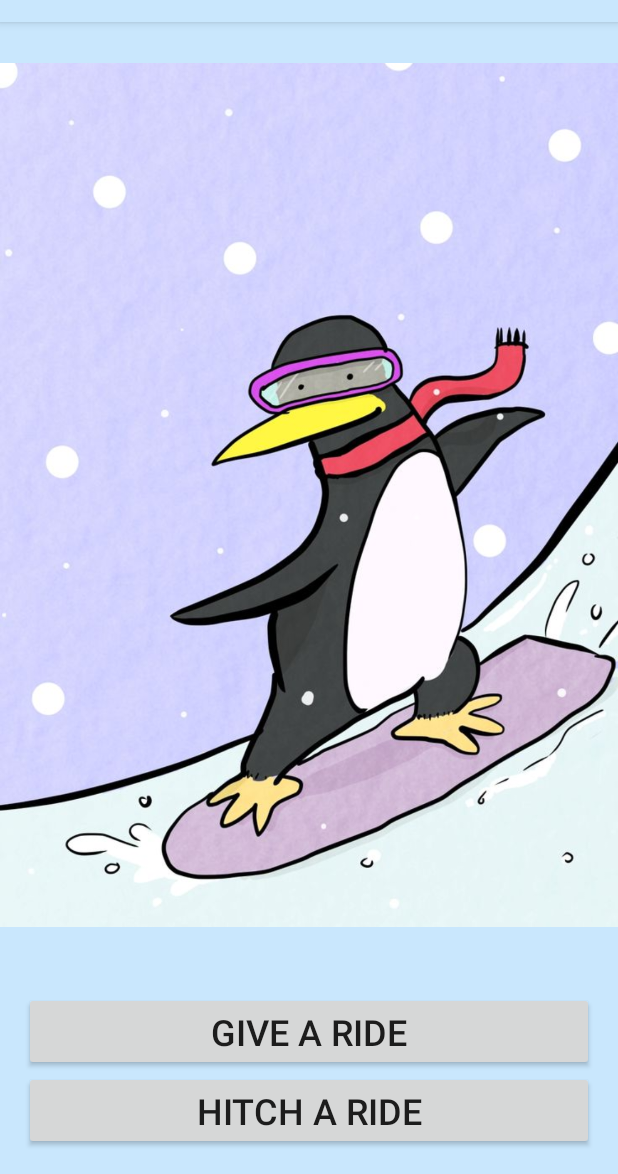
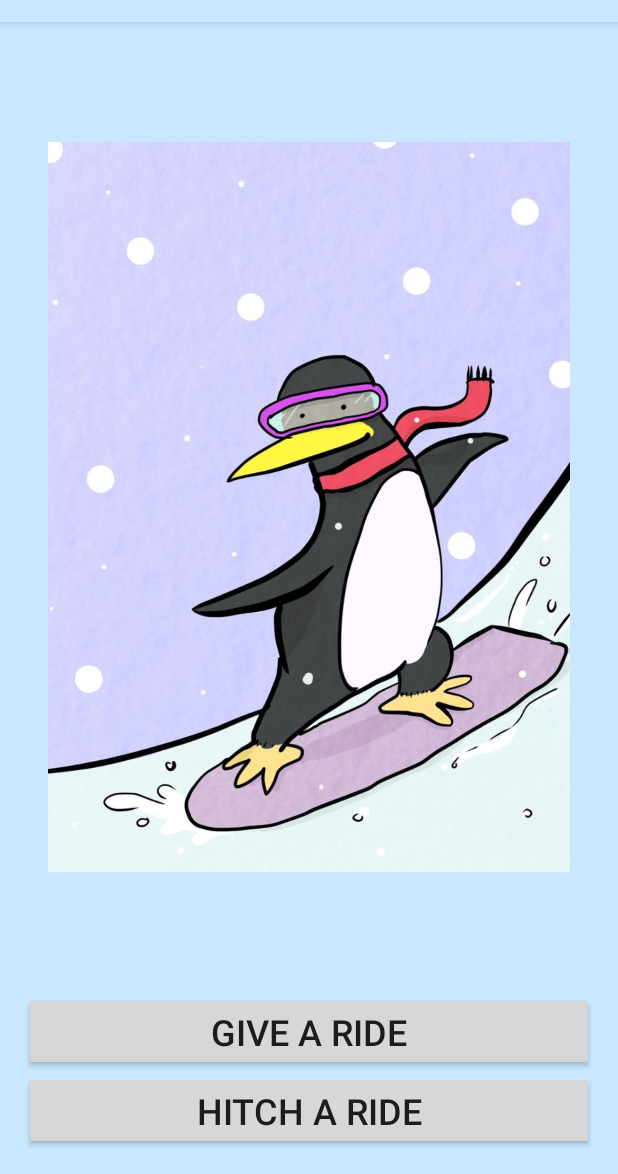
Before and after one commit to menegax/SENG440-Mobile-SnowHitch, an Android app: the screen it shows after launch (MainActivity), on a phone screen of 412 x 824 dp, the part 62-1236 px from its top. Run offline under Robolectric (Android 15) with nearby library versions, the phone set to English and light mode, and no system bars.

Commit message:
Created a bouncing button animation when the share ride button is selected but not all the fields are filled out

```diff
--- a/app/src/main/java/com/example/project1/GiveARideActivity.kt
+++ b/app/src/main/java/com/example/project1/GiveARideActivity.kt
@@ -7,6 +7,7 @@ import android.os.Bundle
 import android.util.JsonReader
 import android.util.JsonWriter
 import android.view.View
+import android.view.animation.AnimationUtils
 import android.widget.EditText
 import android.widget.Spinner
 import android.widget.Toast
@@ -83,7 +84,7 @@ class GiveARideActivity : AppCompatActivity() {
     private fun checkRide(name: String, mountain: String, availableSeats: String, email: String, cellphone: String, comments: String): Boolean {
         var check = false
 
-        if (name != "" && mountain != "Mountain" && availableSeats != "" && email != "" && cellphone != "" && comments != "") {
+        if (name != "" && (mountain != "Mountain" && mountain != "Montagne") && availableSeats != "" && email != "" && cellphone != "") {
             rideList.add(Ride(name, mountain, availableSeats, email, cellphone, comments))
             check = true
         }
@@ -111,6 +112,8 @@ class GiveARideActivity : AppCompatActivity() {
         } else {
             Toast.makeText(applicationContext, "Ride could not be shared; check fields", Toast.LENGTH_LONG)
                 .show()
+            val bounceAnimation = AnimationUtils.loadAnimation(this, R.anim.bounce)
+            view.startAnimation(bounceAnimation)
         }
     }
 }
--- a/app/src/main/res/layout/activity_give_aride.xml
+++ b/app/src/main/res/layout/activity_give_aride.xml
@@ -98,7 +98,8 @@
                 app:layout_constraintTop_toBottomOf="@+id/comments" app:layout_constraintStart_toStartOf="parent"
                 android:layout_marginLeft="16dp" android:layout_marginStart="16dp"
                 app:layout_constraintEnd_toEndOf="parent" android:layout_marginEnd="16dp"
-                android:layout_marginRight="16dp" android:onClick="shareRide"/>
+                android:layout_marginRight="16dp" android:onClick="shareRide" android:layout_marginBottom="32dp"
+                app:layout_constraintBottom_toBottomOf="parent"/>
         <Spinner
                 android:layout_width="0dp"
                 android:layout_height="wrap_content"
--- a/app/src/main/res/layout/activity_main.xml
+++ b/app/src/main/res/layout/activity_main.xml
@@ -28,8 +28,9 @@
             android:layout_height="0dp" app:srcCompat="@drawable/snowboarding_clipart_penguin"
             app:layout_constraintStart_toStartOf="parent"
             app:layout_constraintEnd_toEndOf="parent" android:id="@+id/imageView"
-            android:layout_marginBottom="16dp" app:layout_constraintBottom_toTopOf="@+id/button1"
+            android:layout_marginBottom="32dp" app:layout_constraintBottom_toTopOf="@+id/button1"
             app:layout_constraintHorizontal_bias="0.0" app:layout_constraintVertical_bias="0.0"
-            app:layout_constraintTop_toTopOf="parent"/>
+            app:layout_constraintTop_toTopOf="parent" android:layout_marginTop="32dp" android:layout_marginEnd="32dp"
+            android:layout_marginRight="32dp" android:layout_marginLeft="32dp" android:layout_marginStart="32dp"/>
 
 </android.support.constraint.ConstraintLayout>
```
Also changed, not shown: app/src/main/res/anim/bounce.xml (added, +13 -0 lines), app/src/main/res/values/colors.xml (+20 -0 lines), 1 other file.
